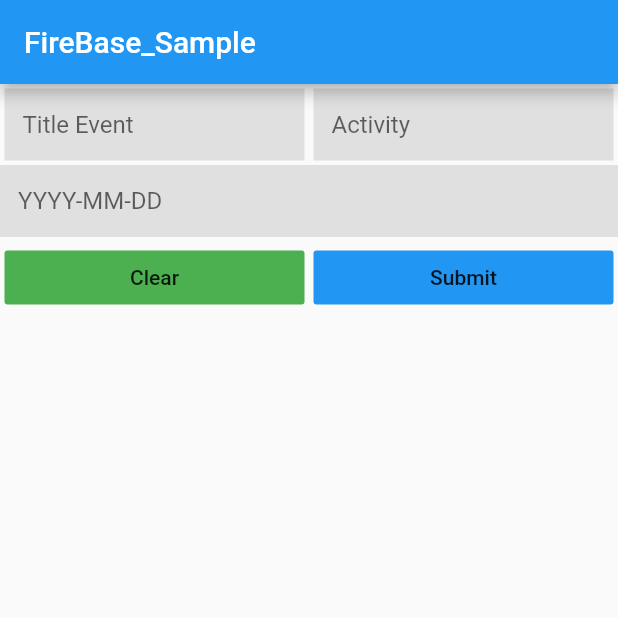
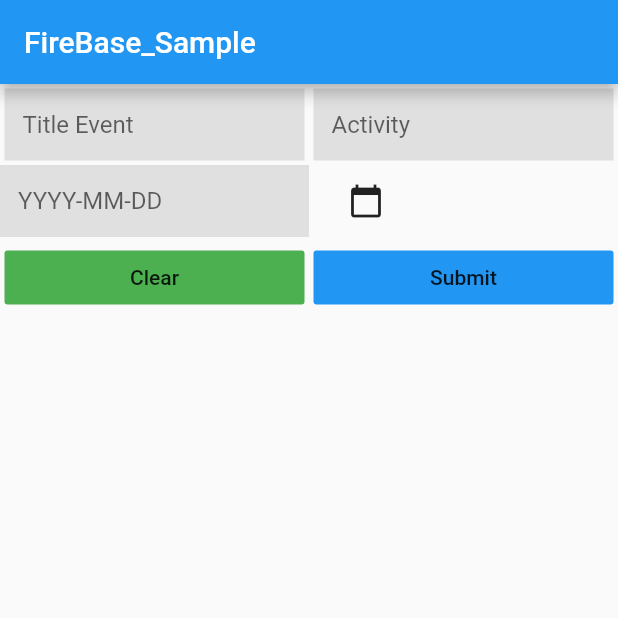
Before and after one commit to ianrey258/FirebaseDemo, a Flutter app: the screen it shows after launch, on a phone screen of 412 x 824 dp, the top half of it. Run offline on Flutter 3.47's test engine with Material 2 defaults, Android fonts, the phone set to English and light mode, and no system bars; our stand-ins replace cloud_firestore, flutter_datetime_picker; accounts and stored records are empty.

Commit message:
Add datepicker

```diff
--- a/lib/main.dart
+++ b/lib/main.dart
@@ -1,5 +1,7 @@
 import 'package:flutter/material.dart';
 import 'package:cloud_firestore/cloud_firestore.dart';
+import 'package:flutter_datetime_picker/flutter_datetime_picker.dart';
+
 
 void main() => runApp(MyApp());
 
@@ -26,7 +28,7 @@ class MyHomePage extends StatefulWidget {
 }
 
 class _MyHomePageState extends State<MyHomePage> {
-  String id;
+  String id,datetxt;
   final db = Firestore.instance;
 
   TextEditingController eventTitle = TextEditingController();
@@ -92,6 +94,9 @@ class _MyHomePageState extends State<MyHomePage> {
                     ),
                     ),
                   ),
+                  Expanded(
+                    child: calendar(),
+                  ),
                 ],
               ),
               Row(
@@ -152,7 +157,7 @@ class _MyHomePageState extends State<MyHomePage> {
 void createData() async {
     final evt = eventTitle.text;
     final act = activity.text;
-    final dt = date.text;
+    final dt = datetxt;
     DocumentReference ref = await db.collection('task').add({'Title': '$evt','Activity': '$act','Date': '$dt'});
     setState(() => id = ref.documentID);
     print(ref.documentID);
@@ -178,6 +183,7 @@ void createData() async {
       eventTitle.text ="";
       activity.text ="";
       date.text ="";
+      datetxt="";
     });
   }
 
@@ -223,4 +229,23 @@ Card buildItem(DocumentSnapshot doc) {
       ),
     );
   }
+  Widget calendar(){
+    return Container(
+      padding: EdgeInsets.only(right: 130),
+      child: IconButton(
+        icon: Icon(Icons.calendar_today),
+        onPressed: (){setState(() {
+          String yr;String m;String d;
+          DatePicker.showDatePicker(context,showTitleActions: true,minTime: DateTime(2017, 1, 1),maxTime: DateTime(2023, 12, 1),
+          onConfirm: (cdate) {
+            yr = cdate.year.toString();m = cdate.month.toString();d = cdate.day.toString();
+            date.text="$yr-$m-$d";
+            datetxt = "$m-$d-$yr";
+          },
+          currentTime: DateTime.now(),
+          locale: LocaleType.en);
+        });},
+      ),
+    );
+  }
 }
--- a/pubspec.yaml
+++ b/pubspec.yaml
@@ -22,6 +22,7 @@ dependencies:
   firebase_analytics: ^5.0.2
   firebase_auth: ^0.14.0+5
   cloud_firestore: ^0.12.9+5
+  flutter_datetime_picker: ^1.2.8
 
 
   # The following adds the Cupertino Icons font to your application.
```
Also changed, not shown: pubspec.lock, 1 other file.
